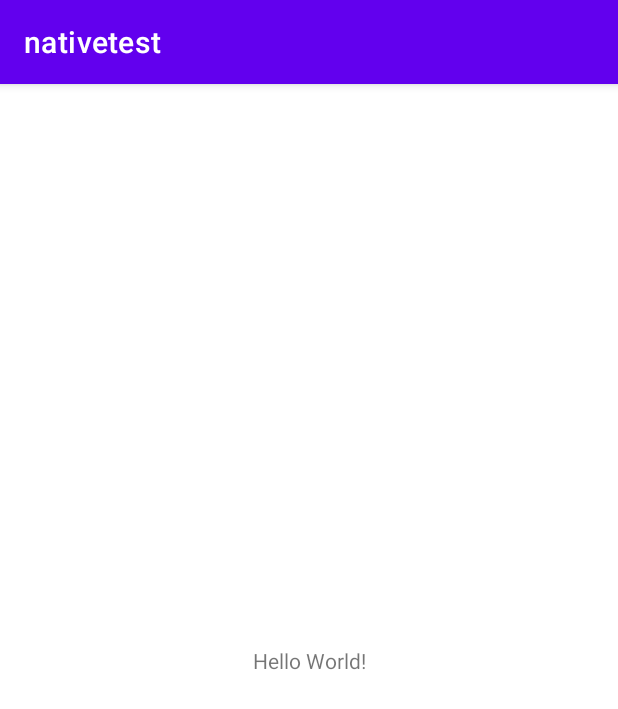
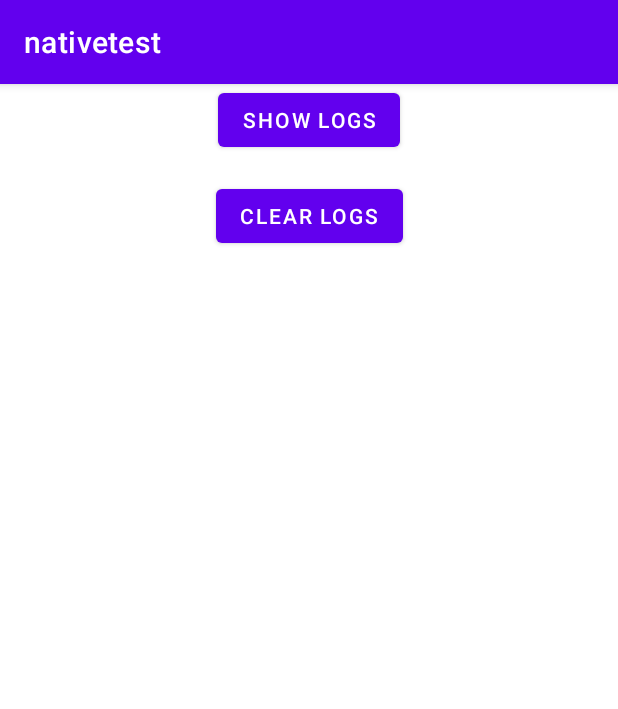
Before and after one commit to Ramanujan-Computing/Ramanujan, an Android app: the screen it shows after launch (MainActivity), on a phone screen of 412 x 824 dp. Shown: the top 709 px of the screen. Run offline under Robolectric (Android 15) with nearby library versions, the phone set to English and light mode, and no system bars; libraries missing offline, so code that uses them is left out: in.ramanujan.devices, in.ramanujan.rule; 3 statements that could not run were skipped.

Commit message:
UI buttons to show logs

```diff
--- a/androidapp/app/src/main/res/layout/activity_main.xml
+++ b/androidapp/app/src/main/res/layout/activity_main.xml
@@ -6,14 +6,23 @@
     android:layout_height="match_parent"
     tools:context=".MainActivity">
 
-    <TextView
-        android:id="@+id/sample_text"
+    <Button
+        android:id="@+id/showLogsButton"
         android:layout_width="wrap_content"
         android:layout_height="wrap_content"
-        android:text="Hello World!"
-        app:layout_constraintBottom_toBottomOf="parent"
+        android:text="Show Logs"
         app:layout_constraintEnd_toEndOf="parent"
         app:layout_constraintStart_toStartOf="parent"
-        app:layout_constraintTop_toTopOf="parent" />
+        tools:layout_editor_absoluteY="392dp" />
+
+    <Button
+        android:id="@+id/clearLogsButton"
+        android:layout_width="wrap_content"
+        android:layout_height="wrap_content"
+        android:text="Clear Logs"
+        app:layout_constraintTop_toBottomOf="@id/showLogsButton"
+        app:layout_constraintStart_toStartOf="parent"
+        app:layout_constraintEnd_toEndOf="parent"
+        android:layout_marginTop="16dp"/>
 
 </androidx.constraintlayout.widget.ConstraintLayout>
```
Also changed, not shown: androidapp/app/src/main/java/in/ramanujan/app/MainActivity.java (+39 -7 lines).
